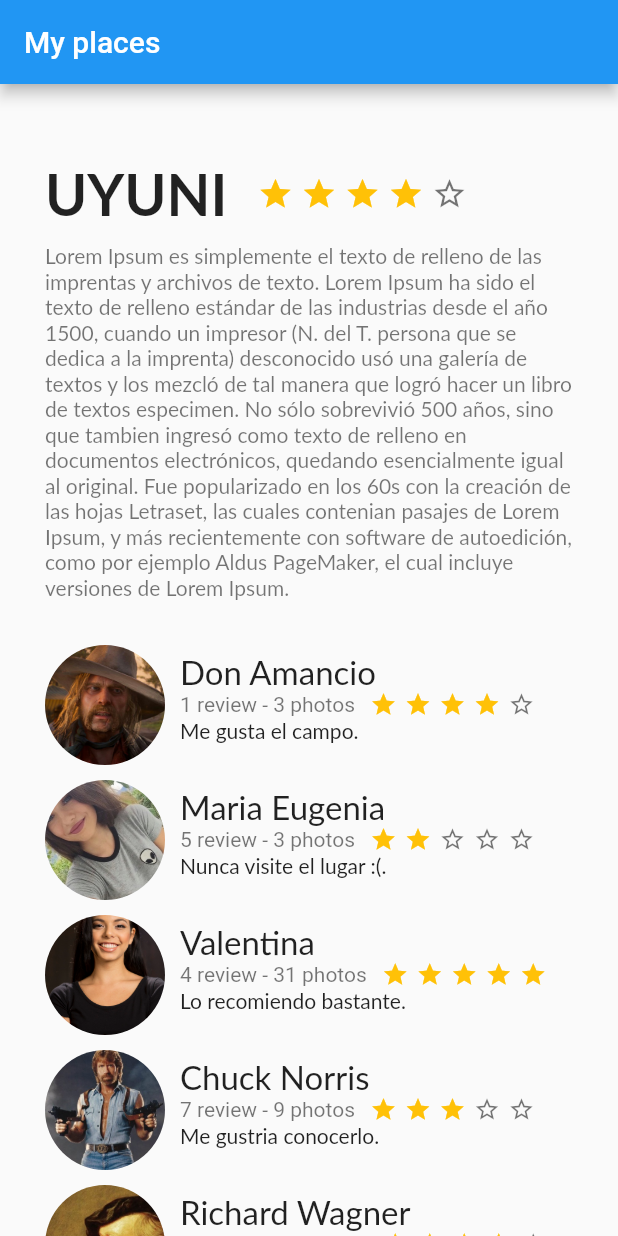
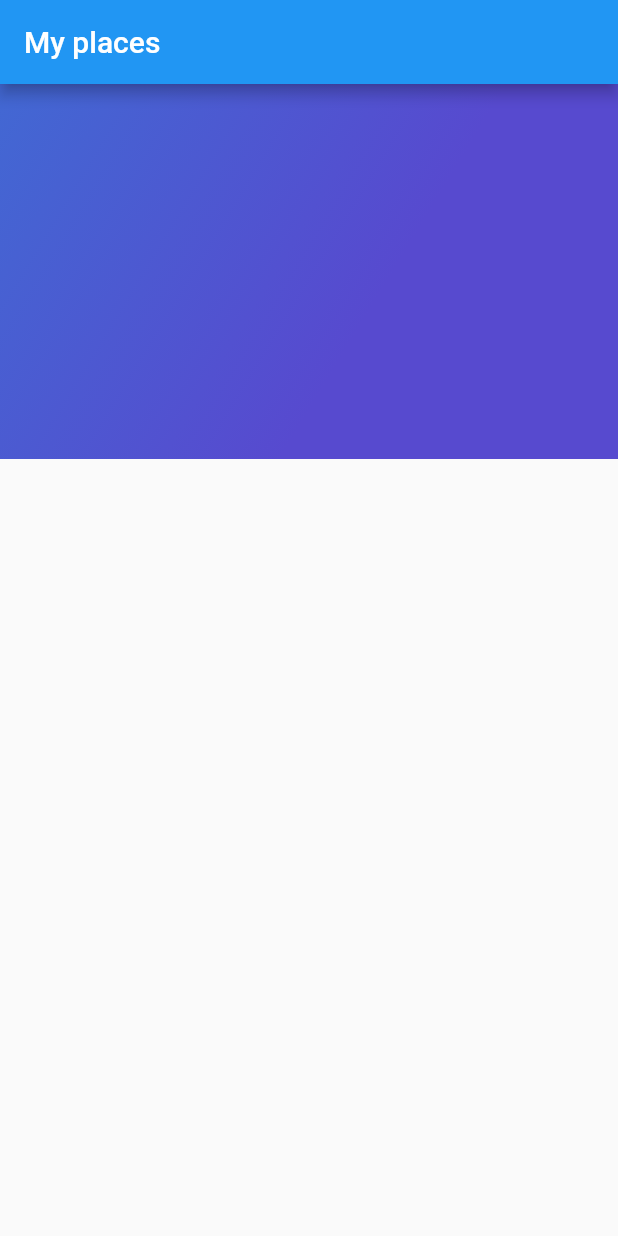
Before and after one commit to DonAmancio/places_Proyect, a Flutter app: the screen it shows after launch, on a phone screen of 412 x 824 dp. Run offline on Flutter 3.47's test engine with Material 2 defaults, Android fonts, the phone set to English and light mode, and no system bars; Roboto replaces fonts that are missing (Lato, lato).

Commit message:
gradiente

```diff
--- /dev/null
+++ b/lib/gradient_back.dart
@@ -0,0 +1,26 @@
+import 'package:flutter/cupertino.dart';
+import 'package:flutter/material.dart';
+class GradientBack extends StatelessWidget{
+  @override
+  Widget build(BuildContext context) {
+    //gradiente
+
+    final gradiente = Container(
+      height: 250,
+      decoration: BoxDecoration(
+        gradient: LinearGradient(
+          colors: [
+            Color(0xFF4268D3),
+            Color(0xFF574ACF),
+          ],
+          begin: FractionalOffset( 0.0, 0.0 ),
+          end: FractionalOffset( 1.0, 1.0 ),
+          stops: [0.0, 0.6],
+          tileMode: TileMode.clamp
+        )
+      ),
+    );
+    return gradiente;
+  }
+
+}
--- a/lib/home.dart
+++ b/lib/home.dart
@@ -1,5 +1,6 @@
 import 'package:flutter/cupertino.dart';
 import 'package:flutter/material.dart';
+import 'package:places_proyecto/gradient_back.dart';
 import 'package:places_proyecto/review_list.dart';
 import 'review.dart';
 import 'description_place.dart';
@@ -42,7 +43,8 @@ class MyHome extends StatelessWidget{
       ),
       body: Stack(
         children: <Widget>[
-          listView
+          GradientBack()
+          //
         ],
       ),
     );
--- /dev/null
+++ b/lib/home_app_bar.dart
@@ -0,0 +1,16 @@
+import 'package:flutter/material.dart';
+import 'package:places_proyecto/gradient_back.dart';
+
+class HomeAppBar extends StatelessWidget{
+  @override
+  Widget build(BuildContext context) {
+    //appbar
+    final appBar = Stack(
+      children:<Widget> [
+        GradientBack()
+      ],
+    );
+    return appBar;
+  }
+
+}
```
